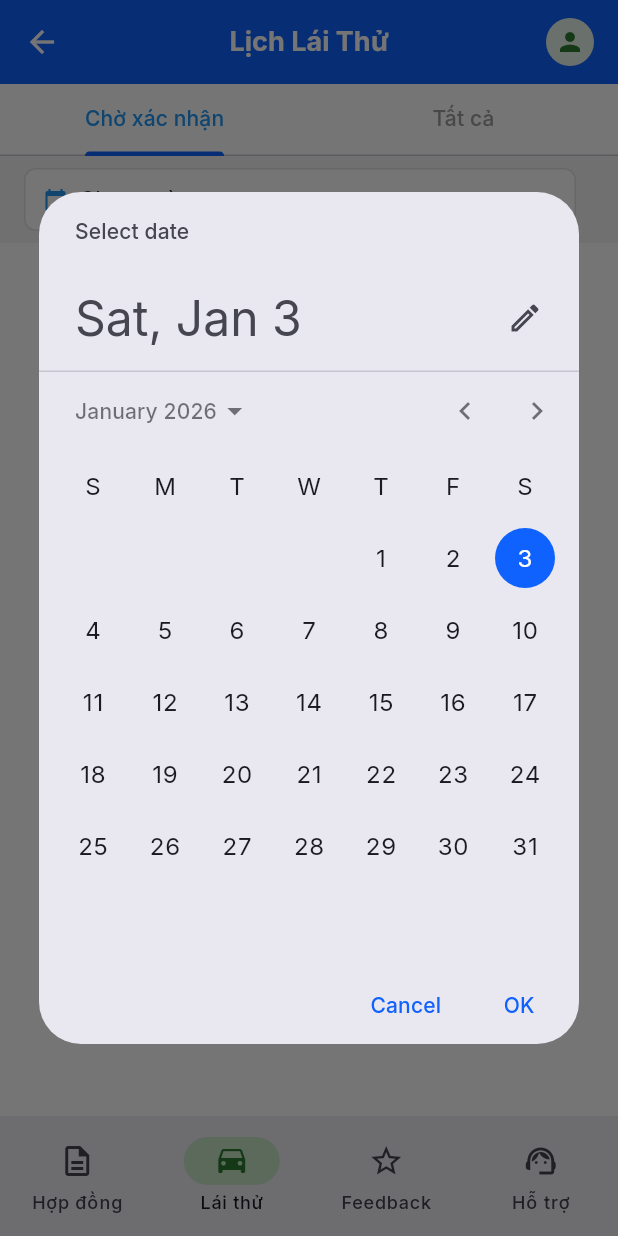
After one commit to TienTruong71/TieuLuanChuyenNganhMobile_NTT, a Flutter app: the SaleDashboard screen opened directly, item 2 of the bottom bar chosen, after a tap on "Chọn ngày", on a phone screen of 412 x 824 dp. The commit adds this screen. Run offline on Flutter 3.47's test engine with Material 3 defaults, Android fonts, the phone set to English and light mode, and no system bars; our stand-ins replace dio, google_fonts, shared_preferences; accounts and stored records are empty; network calls fail.

Commit message:
dat lich lai thu xe

```diff
--- a/lib/data/repository.dart
+++ b/lib/data/repository.dart
@@ -82,6 +82,10 @@ Future<Contract> createContractFromOrder(String orderId) {
 
   Future<void> downloadContract(String id, String savePath) => _saleService.downloadContract(id, savePath);
 
+  Future<List<Booking>> getTestDriveBookings({String status = '', String? date}) =>
+      _saleService.getTestDriveBookings(status: status, date: date);
+  Future<void> updateTestDriveStatus(String id, String status, {String? note}) => _saleService.updateTestDriveStatus(id, status, note: note);
+
 
   // ---------------------------------------------------------------------------
   // 4. SERVICE STAFF (Dịch vụ) - CẬP NHẬT FULL
@@ -90,7 +94,8 @@ Future<Contract> createContractFromOrder(String orderId) {
   // --- Appointments / Bookings ---
   Future<List<Booking>> getBookings({String? status, String? search, DateTime? singleDate}) =>
       _staffService.getBookings(status: status, search: search, singleDate: singleDate);
-  Future<Booking> updateBookingStatus(String id, String status) => _staffService.updateBookingStatus(id, status);
+  Future<Booking> updateBookingStatus(String id, String status, {String? note}) =>
+      _staffService.updateBookingStatus(id, status, note: note);
 
   // --- Service Bays ---
   Future<List<ServiceBay>> getServiceBays({String? status}) => _staffService.getServiceBays(status: status);
--- a/lib/models/booking_model.dart
+++ b/lib/models/booking_model.dart
@@ -5,6 +5,9 @@ class Booking {
   final String userPhone;
   final String serviceId;
   final String serviceName;
+  final String productId;
+  final String productName;
+  final String productImage;
   final DateTime bookingDate;
   final String timeSlot;
   final String status; // pending, confirmed, in_progress, completed, cancelled
@@ -16,15 +19,19 @@ class Booking {
     required this.userPhone,
     required this.serviceId,
     required this.serviceName,
+    this.productId = '',
+    this.productName = '',
+    this.productImage = '',
     required this.bookingDate,
     required this.timeSlot,
     required this.status,
   });
 
   factory Booking.fromJson(Map<String, dynamic> json) {
-    // Xử lý nested object user_id và service_id nếu API trả về populate
+    // Xử lý nested object user_id, service_id và product_id nếu API trả về populate
     final userObj = json['user_id'] is Map ? json['user_id'] : {};
     final serviceObj = json['service_id'] is Map ? json['service_id'] : {};
+    final productObj = json['product_id'] is Map ? json['product_id'] : {};
 
     return Booking(
       id: json['_id'] ?? '',
@@ -33,6 +40,9 @@ class Booking {
       userPhone: userObj['phone'] ?? '',
       serviceId: serviceObj['_id'] ?? (json['service_id'] is String ? json['service_id'] : ''),
       serviceName: serviceObj['service_name'] ?? 'Unknown Service',
+      productId: productObj['_id'] ?? (json['product_id'] is String ? json['product_id'] : ''),
+      productName: productObj['name'] ?? '',
+      productImage: productObj['image'] ?? '',
       bookingDate: DateTime.tryParse(json['booking_date'] ?? '') ?? DateTime.now(),
       timeSlot: json['time_slot'] ?? '',
       status: json['status'] ?? 'pending',
--- a/lib/screens/sale/sale_dashboard.dart
+++ b/lib/screens/sale/sale_dashboard.dart
@@ -3,6 +3,7 @@ import '../profile/profile_screen.dart';
 import 'contract_tab.dart';
 import 'feedback_tab.dart';
 import 'support_tab.dart';
+import 'test_drive_tab.dart';
 
 class SaleDashboard extends StatefulWidget {
   @override
@@ -11,8 +12,8 @@ class SaleDashboard extends StatefulWidget {
 
 class _SaleDashboardState extends State<SaleDashboard> {
   int _currentIndex = 0;
-  final List<Widget> _tabs = [ContractTab(), FeedbackTab(), SupportTab()];
-  final List<String> _titles = ["Quản Lý Hợp Đồng", "Phản Hồi Khách Hàng", "Hỗ Trợ & Tư Vấn"];
+  final List<Widget> _tabs = [ContractTab(), TestDriveTab(), FeedbackTab(), SupportTab()];
+  final List<String> _titles = ["Quản Lý Hợp Đồng", "Lịch Lái Thử", "Phản Hồi Khách Hàng", "Hỗ Trợ & Tư Vấn"];
 
   @override
   Widget build(BuildContext context) {
@@ -36,6 +37,7 @@ class _SaleDashboardState extends State<SaleDashboard> {
         indicatorColor: Colors.green[100],
         destinations: [
           NavigationDestination(icon: Icon(Icons.description_outlined), selectedIcon: Icon(Icons.description, color: Colors.green[800]), label: "Hợp đồng"),
+          NavigationDestination(icon: Icon(Icons.drive_eta_outlined), selectedIcon: Icon(Icons.drive_eta, color: Colors.green[800]), label: "Lái thử"),
           NavigationDestination(icon: Icon(Icons.star_outline), selectedIcon: Icon(Icons.star, color: Colors.green[800]), label: "Feedback"),
           NavigationDestination(icon: Icon(Icons.support_agent_outlined), selectedIcon: Icon(Icons.support_agent, color: Colors.green[800]), label: "Hỗ trợ"),
         ],
--- /dev/null
+++ b/lib/screens/sale/test_drive_tab.dart
@@ -0,0 +1,390 @@
+import 'package:flutter/material.dart';
+import 'package:intl/intl.dart';
+
+import '../../data/repository.dart';
+import '../../models/booking_model.dart';
+
+class TestDriveTab extends StatefulWidget {
+  @override
+  State<TestDriveTab> createState() => _TestDriveTabState();
+}
+
+class _TestDriveTabState extends State<TestDriveTab> with SingleTickerProviderStateMixin {
+  late TabController _tabController;
+  List<Booking> bookings = [];
+  bool isLoading = true;
+
+  // Filter vars
+  DateTime? _selectedDate;
+  String _filterStatus = ''; // Used for "Tất cả" tab
+
+  @override
+  void initState() {
+    super.initState();
+    _tabController = TabController(length: 2, vsync: this);
+    _tabController.addListener(_handleTabChange);
+    _loadBookings();
+  }
+
+  @override
+  void dispose() {
+    _tabController.removeListener(_handleTabChange);
+    _tabController.dispose();
+    super.dispose();
+  }
+
+  void _handleTabChange() {
+    if (_tabController.indexIsChanging) return;
+    _loadBookings();
+  }
+
+  Future<void> _loadBookings() async {
+    setState(() => isLoading = true);
+    try {
+      String statusParam = '';
+      if (_tabController.index == 0) {
+        // Tab 0: Chờ xác nhận
+        statusParam = 'pending';
+      } else {
+        // Tab 1: Tất cả - use filter
+        statusParam = _filterStatus;
+      }
+
+      String? dateParam;
+      if (_selectedDate != null) {
+        dateParam = DateFormat('yyyy-MM-dd').format(_selectedDate!);
+      }
+
+      final data = await Repository().getTestDriveBookings(
+        status: statusParam,
+        date: dateParam,
+      );
+
+      if (mounted) {
+        setState(() {
+          bookings = data;
+          isLoading = false;
+        });
+      }
+    } catch (e) {
+      if (mounted) setState(() => isLoading = false);
+      print(e); // Debug
+    }
+  }
+
+  Future<void> _updateStatus(String id, String status, {String? note}) async {
+    try {
+      await Repository().updateTestDriveStatus(id, status, note: note);
+      _loadBookings(); // Reload
+      ScaffoldMessenger.of(context).showSnackBar(
+        SnackBar(content: Text("Trạng thái đã cập nhật thành: $status")),
+      );
+    } catch (e) {
+      ScaffoldMessenger.of(context).showSnackBar(
+        SnackBar(content: Text("Lỗi: $e")),
+      );
+    }
+  }
+
+  void _pickDate() async {
+    final now = DateTime.now();
+    final picked = await showDatePicker(
+      context: context,
+      initialDate: _selectedDate ?? now,
+      firstDate: DateTime(2020),
+      lastDate: DateTime(2030),
+    );
+    if (picked != null) {
+      setState(() => _selectedDate = picked);
+      _loadBookings();
+    }
+  }
+
+  void _clearDate() {
+    setState(() => _selectedDate = null);
+    _loadBookings();
+  }
+
+  // --- DIALOGS (Keep existing logic) ---
+  void _showActionDialog(Booking booking) {
+    showDialog(
+      context: context,
+      builder: (ctx) => AlertDialog(
+        title: Text("Cập nhật trạng thái"),
+        content: Text("Chọn trạng thái cho lịch hẹn của ${booking.userName}"),
+        actions: [
+          if (booking.status == 'pending')
+            TextButton(
+              onPressed: () {
+                Navigator.pop(ctx);
+                _updateStatus(booking.id, 'confirmed');
+              },
+              child: Text("Xác nhận"),
+            ),
+          if (booking.status != 'completed' && booking.status != 'cancelled')
+            TextButton(
+              onPressed: () {
+                Navigator.pop(ctx);
+                _updateStatus(booking.id, 'completed');
+              },
+              child: Text("Hoàn thành"),
+            ),
+          if (booking.status != 'completed' && booking.status != 'cancelled')
+            TextButton(
+              onPressed: () {
+                Navigator.pop(ctx);
+                _showCancelReasonDialog(booking);
+              },
+              child: Text("Hủy", style: TextStyle(color: Colors.red)),
+            ),
+          TextButton(
+            onPressed: () => Navigator.pop(ctx),
+            child: Text("Đóng"),
+          ),
+        ],
+      ),
+    );
+  }
+
+  void _showCancelReasonDialog(Booking booking) {
+    final _reasonController = TextEditingController();
+    showDialog(
+      context: context,
+      builder: (ctx) => AlertDialog(
+        title: Text("Lý do hủy lịch"),
+        content: TextField(
+          controller: _reasonController,
+          decoration: InputDecoration(hintText: "Nhập lý do hủy..."),
+          maxLines: 3,
+        ),
+        actions: [
+          TextButton(
+            onPressed: () => Navigator.pop(ctx),
+            child: Text("Quay lại"),
+          ),
+          ElevatedButton(
+            onPressed: () {
+              Navigator.pop(ctx);
+              _updateStatus(booking.id, 'cancelled', note: _reasonController.text);
+            },
+            style: ElevatedButton.styleFrom(backgroundColor: Colors.red),
+            child: Text("Xác nhận hủy", style: TextStyle(color: Colors.white)),
+          ),
+        ],
+      ),
+    );
+  }
+
+  // --- UI HELPERS ---
+  Color _getStatusColor(String status) {
+    switch (status) {
+      case 'pending': return Colors.orange;
+      case 'confirmed': return Colors.blue;
+      case 'completed': return Colors.green;
+      case 'cancelled': return Colors.red;
+      default: return Colors.grey;
+    }
+  }
+
+  String _getStatusText(String status) {
+    switch (status) {
+      case 'pending': return 'Chờ xác nhận';
+      case 'confirmed': return 'Đã xác nhận';
+      case 'completed': return 'Hoàn thành';
+      case 'cancelled': return 'Đã hủy';
+      default: return status;
+    }
+  }
+
+  @override
+  Widget build(BuildContext context) {
+    return Column(
+      children: [
+        // 1. Tab Bar
+        Container(
+          color: Colors.white,
+          child: TabBar(
+            controller: _tabController,
+            labelColor: Colors.blue,
+            unselectedLabelColor: Colors.grey,
+            tabs: [
+              Tab(text: "Chờ xác nhận"),
+              Tab(text: "Tất cả"),
+            ],
+          ),
+        ),
+
+        // 2. Filters (Date & Status)
+        Container(
+          padding: const EdgeInsets.symmetric(horizontal: 16, vertical: 8),
+          color: Colors.grey[100],
+          child: Row(
+            children: [
+              // Date Picker
+              Expanded(
+                child: InkWell(
+                  onTap: _pickDate,
+                  child: Container(
+                    padding: EdgeInsets.symmetric(vertical: 10, horizontal: 12),
+                    decoration: BoxDecoration(
+                      color: Colors.white,
+                      border: Border.all(color: Colors.grey.shade300),
+                      borderRadius: BorderRadius.circular(8),
+                    ),
+                    child: Row(
+                      children: [
+                        Icon(Icons.calendar_today, size: 16, color: Colors.blue),
+                        SizedBox(width: 8),
+                        Expanded(
+                          child: Text(
+                            _selectedDate == null
+                              ? "Chọn ngày"
+                              : DateFormat('dd/MM/yyyy').format(_selectedDate!),
+                            style: TextStyle(fontSize: 14),
+                            overflow: TextOverflow.ellipsis,
+                          ),
+                        ),
+                        if (_selectedDate != null)
+                          GestureDetector(
+                            onTap: _clearDate,
+                            child: Icon(Icons.close, size: 16, color: Colors.grey),
+                          ),
+                      ],
+                    ),
+                  ),
+                ),
+              ),
+
+              SizedBox(width: 12),
+
+              // Status Dropdown (Only for "All" tab)
+              if (_tabController.index == 1)
+                Expanded(
+                  child: Container(
+                    padding: EdgeInsets.symmetric(horizontal: 12),
+                    decoration: BoxDecoration(
+                      color: Colors.white,
+                      border: Border.all(color: Colors.grey.shade300),
+                      borderRadius: BorderRadius.circular(8),
+                    ),
+                    child: DropdownButtonHideUnderline(
+                      child: DropdownButton<String>(
+                        value: _filterStatus,
+                        isExpanded: true,
+                        items: [
+                          DropdownMenuItem(value: '', child: Text("Tất cả TT")),
+                          DropdownMenuItem(value: 'confirmed', child: Text("Đã xác nhận")),
+                          DropdownMenuItem(value: 'completed', child: Text("Hoàn thành")),
+                          DropdownMenuItem(value: 'cancelled', child: Text("Đã hủy")),
+                          // pending is in the other tab, but can be here too logically
+                          DropdownMenuItem(value: 'pending', child: Text("Chờ xác nhận")),
+                        ],
+                        onChanged: (val) {
+                          setState(() => _filterStatus = val ?? '');
+                          _loadBookings();
+                        },
+                      ),
+                    ),
+                  ),
+                ),
+            ],
+          ),
+        ),
+
+        // 3. List
+        Expanded(
+          child: isLoading
+            ? Center(child: CircularProgressIndicator())
+            : bookings.isEmpty
+              ? Center(child: Column(
+                  mainAxisAlignment: MainAxisAlignment.center,
+                  children: [
+                    Icon(Icons.inbox, size: 48, color: Colors.grey),
+                    SizedBox(height: 16),
+                    Text("Không có lịch hẹn nào"),
+                  ],
+                ))
+              : ListView.separated(
+                  padding: const EdgeInsets.all(16),
+                  itemCount: bookings.length,
+                  separatorBuilder: (_, __) => const SizedBox(height: 12),
+                  itemBuilder: (_, i) {
+                    final b = bookings[i];
+                    final dateStr = DateFormat("dd/MM/yyyy").format(b.bookingDate);
+                    return Card(
+                      elevation: 2,
+                      shape: RoundedRectangleBorder(borderRadius: BorderRadius.circular(12)),
+                      child: InkWell(
+                        onTap: () => _showActionDialog(b),
+                        borderRadius: BorderRadius.circular(12),
+                        child: Padding(
+                          padding: const EdgeInsets.all(12.0),
+                          child: Row(
+                            children: [
+                              Container(
+                                width: 50,
+                                height: 50,
+                                decoration: BoxDecoration(
+                                  color: Colors.blue.withOpacity(0.1),
+                                  borderRadius: BorderRadius.circular(8),
+                                ),
+                                child: Icon(Icons.drive_eta, color: Colors.blue),
+                              ),
+                              SizedBox(width: 12),
+                              Expanded(
+                                child: Column(
+                                  crossAxisAlignment: CrossAxisAlignment.start,
+                                  children: [
+                                    Text(
+                                      b.productName.isNotEmpty ? b.productName : "Xe ẩn danh",
+                                      style: TextStyle(fontWeight: FontWeight.bold, fontSize: 16),
+                                    ),
+                                    SizedBox(height: 4),
+                                    Text("KH: ${b.userName}"),
+                                    Text("SĐT: ${b.userPhone}", style: TextStyle(color: Colors.grey[600], fontSize: 13)),
+                                    SizedBox(height: 4),
+                                    Row(
+                                      children: [
+                                        Icon(Icons.calendar_today, size: 12, color: Colors.grey),
+                                        SizedBox(width: 4),
+                                        Text("$dateStr - ${b.timeSlot}", style: TextStyle(fontSize: 13)),
+                                      ],
+                                    ),
+                                  ],
+                                ),
+                              ),
+                              Column(
+                                crossAxisAlignment: CrossAxisAlignment.end,
+                                children: [
+                                  Container(
+                                    padding: EdgeInsets.symmetric(horizontal: 8, vertical: 4),
+                                    decoration: BoxDecoration(
+                                      color: _getStatusColor(b.status).withOpacity(0.1),
+                                      borderRadius: BorderRadius.circular(12),
+                                      border: Border.all(color: _getStatusColor(b.status).withOpacity(0.5)),
+                                    ),
+                                    child: Text(
+                                      _getStatusText(b.status),
+                                      style: TextStyle(
+                                        color: _getStatusColor(b.status),
+                                        fontSize: 11,
+                                        fontWeight: FontWeight.bold
+                                      ),
+                                    ),
+                                  ),
+                                  if (b.status == 'pending')
+             Icon(Icons.circle, size: 10, color: Colors.orange)
+                                ],
+                              ),
+                            ],
+                          ),
+                        ),
+                      ),
+                    );
+                  },
+                ),
+        ),
+      ],
+    );
+  }
+}
--- a/lib/services/sale_service.dart
+++ b/lib/services/sale_service.dart
@@ -3,12 +3,44 @@ import 'package:dio/dio.dart';
 import '../models/contract_model.dart';
 import '../models/feedback_model.dart';
 import '../models/support_model.dart';
+import '../models/booking_model.dart';
 import 'api_config.dart';
 
 class SaleService {
   static const String _contractUrl = '/staff/sale/contracts';
   static const String _feedbackUrl = '/staff/sale/feedbacks';
   static const String _supportUrl = '/staff/sale/support';
+  static const String _appointmentUrl = '/staff/sale/appointments';
+
+  // ================= APPOINTMENT (TEST DRIVE) =================
+  Future<List<Booking>> getTestDriveBookings({String status = '', String? date}) async {
+    final query = <String, dynamic>{};
+    if (status.isNotEmpty) query['status'] = status;
+    if (date != null && date.isNotEmpty) query['date'] = date;
+
+    final res = await ApiConfig.dio.get(_appointmentUrl, queryParameters: query);
+
+    final data = res.data;
+    List<dynamic> list = [];
+
+    if (data is Map && data.containsKey('appointments')) {
+      list = data['appointments'];
+    } else if (data['data'] != null) {
+      list = data['data'];
+    } else {
+        // Fallback or empty
+    }
+
+    return list.map((e) => Booking.fromJson(e)).toList();
+  }
+
+  Future<void> updateTestDriveStatus(String id, String status, {String? note}) async {
+    final data = {'status': status};
+    if (note != null && note.isNotEmpty) {
+      data['note'] = note;
+    }
+    await ApiConfig.dio.put('$_appointmentUrl/$id', data: data);
+  }
 
   // ================= FEEDBACK =================
   Future<List<FeedbackModel>> getFeedbacks() async {
```
Also changed, not shown: lib/screens/service/appointment_tab.dart (+50 -3 lines), lib/services/staff_service.dart (+6 -4 lines).
